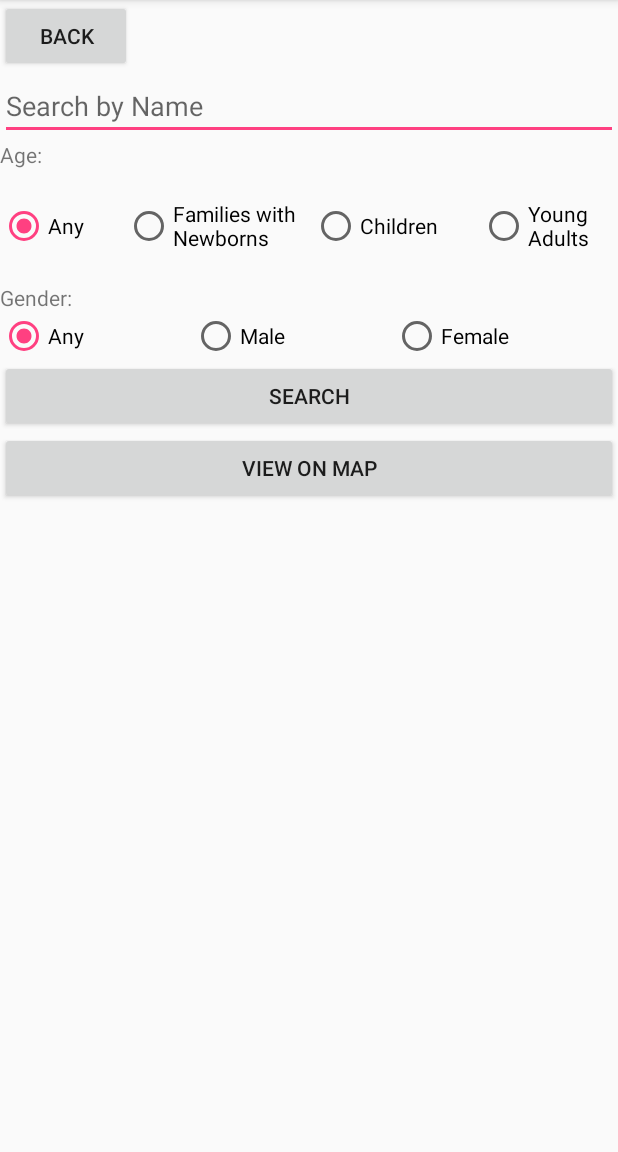
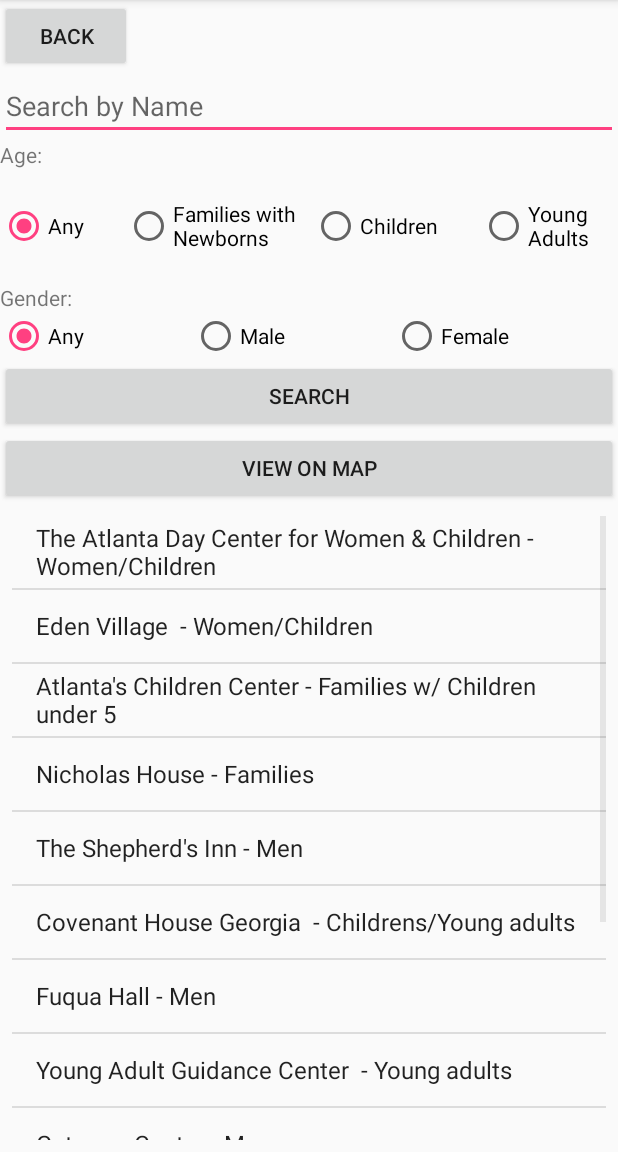
Before and after one commit to JAGAD51/BuzzShelter, an Android app: the ViewShelterActivity screen opened directly, with no data from a screen before it, after a tap on "SEARCH", on a phone screen of 412 x 824 dp, the part 84-1236 px from its top. Run offline under Robolectric (Android 15) with nearby library versions, the phone set to English and light mode, and no system bars; libraries missing offline, so code that uses them is left out: android.test.

Commit message:
Fixed filtering issues

```diff
--- a/app/src/main/java/com/buzzshelter/Controllers/ViewShelterActivity.java
+++ b/app/src/main/java/com/buzzshelter/Controllers/ViewShelterActivity.java
@@ -29,6 +29,7 @@ public class ViewShelterActivity extends AppCompatActivity implements OnItemClic
 
 
     private ArrayList<Shelter> list;
+    private ArrayList<Shelter> list2;
     private RadioGroup radioGroup;
     private RadioGroup radioAge;
     private RadioButton radioButton;
@@ -47,13 +48,8 @@ public class ViewShelterActivity extends AppCompatActivity implements OnItemClic
     protected void onCreate(Bundle savedInstanceState) {
         super.onCreate(savedInstanceState);
         setContentView(R.layout.activity_shelterview);
+
         list = new ArrayList<>(Model.getInstance().getShelterList(getApplicationContext()).values());
-
-        System.out.println("SHELTER LIST MADE IN ACTIVITY");
-        for (Shelter s : list) {
-            System.out.println(s);
-
-        }
         loadShelters();
 
         backButton = findViewById(R.id.backButton);
@@ -72,6 +68,7 @@ public class ViewShelterActivity extends AppCompatActivity implements OnItemClic
             public void onClick(View view) {
                 selectedId = radioGroup.getCheckedRadioButtonId();
                 secondId = radioAge.getCheckedRadioButtonId();
+
                 name = search.getText().toString();
                 if (!name.isEmpty()) {
                     list = new ArrayList<>(Model.getInstance().getFilteredResults(name, getApplicationContext()).values());
@@ -83,40 +80,14 @@ public class ViewShelterActivity extends AppCompatActivity implements OnItemClic
                     gender = radioButton.getText().toString();
                     age = ageButton.getText().toString();
 
-                    if (!gender.contains("Any")) {
+                    if (gender != null) {
                         list = new ArrayList<>(Model.getInstance().getFilteredResults(gender, getApplicationContext()).values());
-                        for (Shelter s: list) {
-                            System.out.println(s);
-
+                        Log.d("Test", list.toString());
                     }
-
-                    } else if (age != null) {
+                    if (age != null) {
                         list.retainAll(Model.getInstance().getFilteredResults(age, getApplicationContext()).values());
-                        for (Shelter s: list) {
-                            System.out.println(s);
-
-                        }
-                    }
-
-                    for (Shelter s: list) {
-                        System.out.println(s);
-
                     }
                     loadShelters();
-                } else if (selectedId != -1) {
-                    radioButton = findViewById(selectedId);
-                    gender = radioButton.getText().toString();
-                    if (gender != null) {
-                        list = new ArrayList<>(Model.getInstance().getFilteredResults(gender, getApplicationContext()).values());
-                    }
-                    loadShelters();
-                } else if (secondId != -1) {
-                    ageButton = findViewById(secondId);
-                    age = ageButton.getText().toString();
-                    if (age != null) {
-                        list = new ArrayList<>(Model.getInstance().getFilteredResults(age, getApplicationContext()).values());
-                        loadShelters();
-                    }
                 }
             }
         });
--- a/app/src/main/java/com/buzzshelter/Model/Model.java
+++ b/app/src/main/java/com/buzzshelter/Model/Model.java
@@ -147,25 +147,17 @@ public class Model {
     }
 
     public HashMap<String, Shelter> getFilteredResults(String query, Context context) {
-        if (query == null || context == null) {
-            return null;
-        }
-
         HashMap<String, Shelter> filteredResults = new HashMap<>();
         ArrayList<Shelter> shelters = new ArrayList<>(getShelterList(context).values());
         for (Shelter shelter : shelters) {
             String restrictions = shelter.getRestrictions();
-                /**
-                System.out.println("restrictions: " + restrictions);
-                System.out.println("query is: " + query);
-                System.out.println(restrictions.toLowerCase().contains("newborns"));
-                 **/
-                if ((query.toLowerCase().contains("newborns") && restrictions.toLowerCase().contains("newborns"))
-                                || (query.equals("Children") && restrictions.toLowerCase().contains("children"))
-                                || (query.equals("Young Adults") && restrictions.toLowerCase().contains("young adult"))
+            if ((query.equals("Families with Newborns")
+                    && restrictions.toLowerCase().contains("newborns"))
+                    || (query.equals("Children")
+                    && restrictions.equals("Children"))
+                    || (query.equals("Young Adults")
+                    && restrictions.toLowerCase().contains("young adult"))
                     || (query.equals("Any"))) {
-                    System.out.println("added to filtered results");
-                    System.out.flush();
                 filteredResults.put(shelter.getName(), shelter);
             }
             if ((query.equals("Female") && !restrictions.contains("Men"))
@@ -173,7 +165,7 @@ public class Model {
                     || (query.equals("Any"))) {
                 filteredResults.put(shelter.getName(), shelter);
             }
-                if (shelter.getName().toLowerCase().contains(query.toLowerCase())) {
+            if (shelter.getName().contains(query)) {
                 filteredResults.put(shelter.getName(), shelter);
             }
         }
--- a/app/src/main/java/com/buzzshelter/Model/Shelter.java
+++ b/app/src/main/java/com/buzzshelter/Model/Shelter.java
@@ -98,4 +98,12 @@ public class Shelter {
     public void setVacancy(int vacancy) {
         this.vacancy = vacancy;
     }
+
+    @Override
+    public boolean equals(Object object) {
+        if (object == null || !(object instanceof Shelter)) {
+            return false;
+        }
+        return this.getName().equals(((Shelter) object).getName());
+    }
 }
```
Lines whose indentation alone changed are shown as unchanged.
